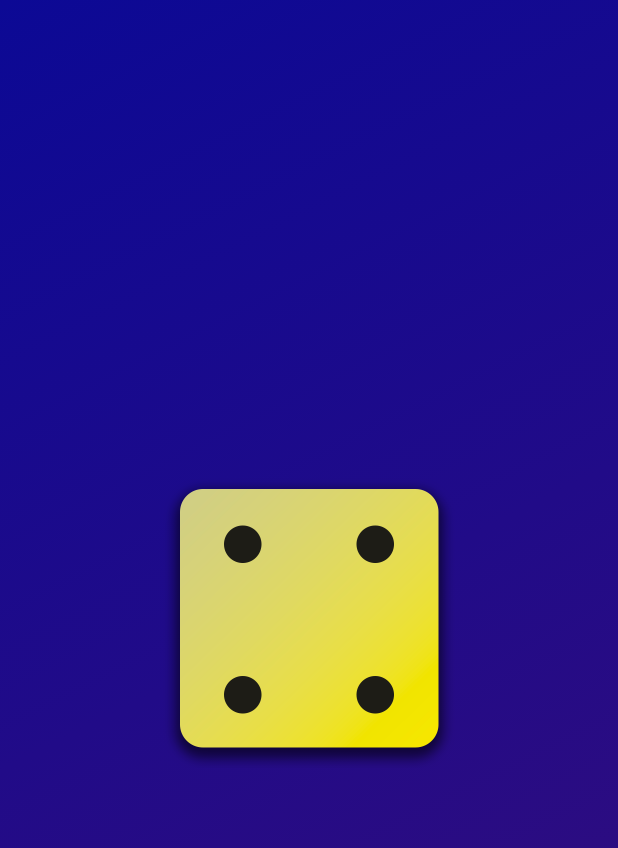
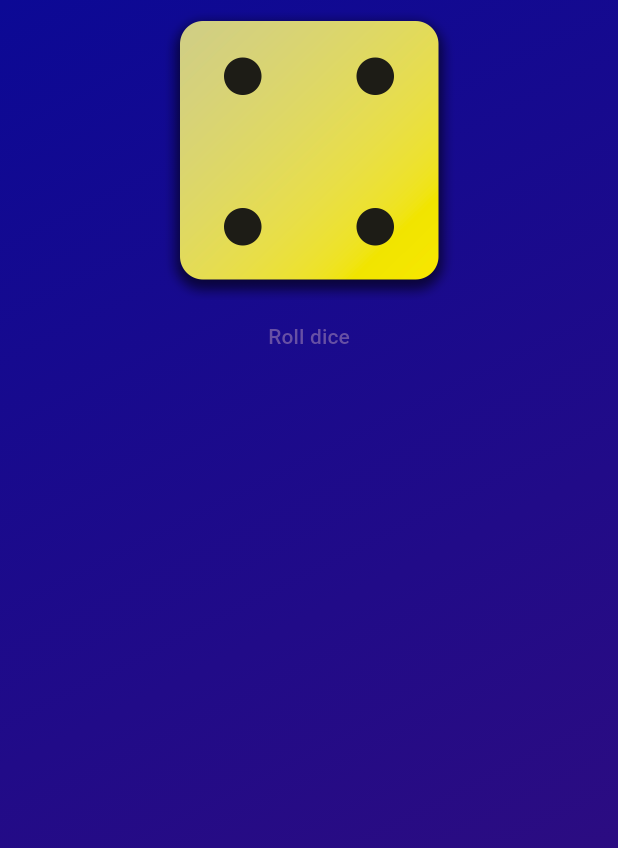
Before and after one commit to Kshitij-Anand7954/Rolling-dice, a Flutter app: the screen it shows after launch, on a phone screen of 412 x 824 dp. Shown: the top 848 px of the screen. Run offline on Flutter 3.47's test engine with Material 3 defaults, Android fonts, the phone set to English and light mode, and no system bars.

Commit message:
feat/Just Added button without styling

```diff
--- a/lib/gradient_container.dart
+++ b/lib/gradient_container.dart
@@ -8,6 +8,9 @@ class GradientContainer extends StatelessWidget{
   const GradientContainer(this.color1,this.color2 , {super.key});
   final Color color1;
   final Color color2;
+  void Rolldice(){
+
+  }
  @override
  Widget build(context){
   return Container(
@@ -19,9 +22,12 @@ class GradientContainer extends StatelessWidget{
             ),
           ),
           child:  Center(
-            child: Image.asset('assets/images/dice-4.png',
+            child: Column(children: [Image.asset('assets/images/dice-4.png',
             width: 200,
             ),
+            TextButton(onPressed: Rolldice, child: const Text('Roll dice'),)
+            ],
+            )
           ),
         );
 
```
